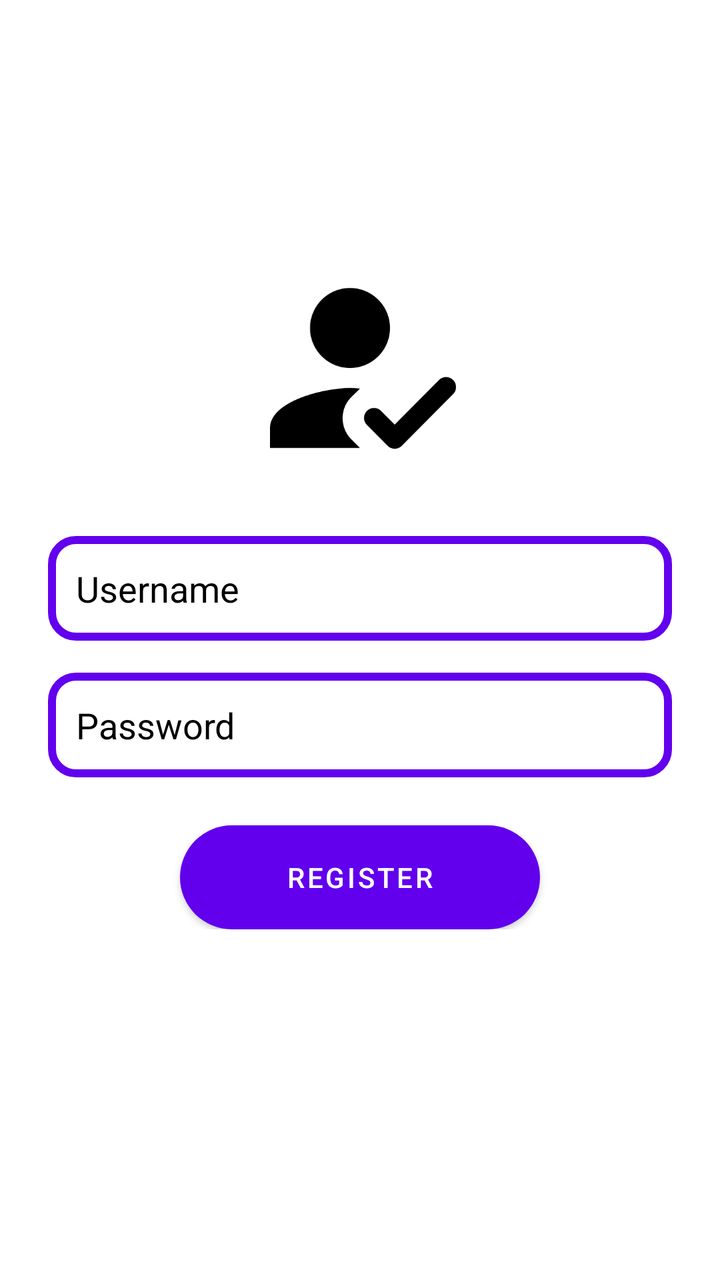
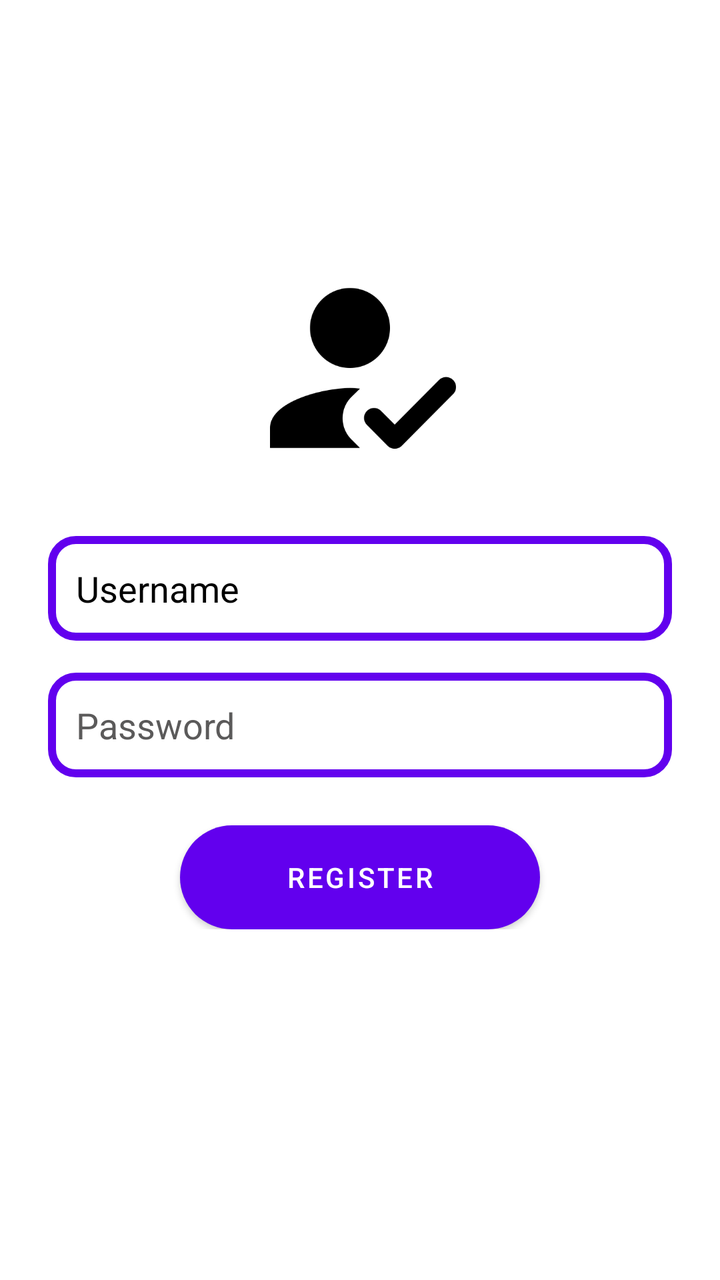

An Android layout rendered at two revisions. The XML below is the earlier revision; the diff shows what the commit changed to produce the second picture.
<!-- AndroidManifest.xml: application theme Theme.StudyMate.Light -->
<!-- res/layout/activity_register.xml -->
<?xml version="1.0" encoding="utf-8"?>
<ScrollView xmlns:android="http://schemas.android.com/apk/res/android"
    android:layout_width="match_parent"
    android:layout_height="match_parent"
    android:background="@color/white"
    android:padding="24dp">

    <LinearLayout
        android:layout_width="match_parent"
        android:layout_height="wrap_content"
        android:orientation="vertical"
        android:gravity="center_horizontal">

        
        <ImageView
            android:id="@+id/imgRegister"
            android:layout_width="120dp"
            android:layout_height="120dp"
            android:layout_marginTop="100dp"
            android:layout_marginBottom="24dp"
            android:src="@drawable/ic_register"
            android:contentDescription="@string/app_name" />

        
        <EditText
            android:id="@+id/etNewUser"
            android:layout_width="match_parent"
            android:layout_height="wrap_content"
            android:hint="@string/hint_username"
            android:inputType="textEmailAddress"
            android:autofillHints="username"
            android:background="@drawable/edittext_background"
            android:textColor="@color/black"
            android:textColorHint="@color/black"
            android:padding="14dp"
            android:layout_marginBottom="16dp" />

        
        <EditText
            android:id="@+id/etNewPass"
            android:layout_width="match_parent"
            android:layout_height="wrap_content"
            android:hint="@string/hint_password"
            android:inputType="textPassword"
            android:autofillHints="password"
            android:background="@drawable/edittext_background"
            android:textColor="@color/black"
            android:textColorHint="@color/black"
            android:padding="14dp"
            android:layout_marginBottom="24dp" />

        
        <Button
            android:id="@+id/btnRegister"
            android:layout_width="180dp"
            android:layout_height="52dp"
            android:text="@string/btn_register"
            android:textAllCaps="true"
            android:textColor="@android:color/white"
            android:background="@drawable/button_round_shape"
            android:backgroundTint="@color/purple_500" />
    </LinearLayout>
</ScrollView>
<!-- resources referenced by this layout -->
<resources>
  <color name="black">#FF000000</color>
  <color name="purple_500">#6200EE</color>
  <color name="white">#FFFFFFFF</color>
  <!-- drawable button_round_shape (drawable) -->
  <?xml version="1.0" encoding="utf-8"?>
  <shape xmlns:android="http://schemas.android.com/apk/res/android"
      android:shape="rectangle">
      <solid android:color="#FF4081"/> 
      <size
          android:width="60dp"
          android:height="55dp"/> 
      <corners android:radius="35dp" />
  </shape>
  <!-- drawable edittext_background (drawable) -->
  <?xml version="1.0" encoding="utf-8"?>
  <shape xmlns:android="http://schemas.android.com/apk/res/android"
      android:shape="rectangle">
  
      <solid android:color="@android:color/white" />
      <stroke android:width="4dp" android:color="@color/purple_500" />
      <corners android:radius="12dp" />
  </shape>
  <!-- drawable ic_register: png bitmap (drawable, 7194 bytes) -->
  <string name="app_name">StudyMate</string>
  <string name="btn_register">Register</string>
  <string name="hint_password">Password</string>
  <string name="hint_username">Username</string>
  <style name="Theme.StudyMate.Light" parent="Theme.MaterialComponents.DayNight.DarkActionBar">
      <item name="colorPrimary">@color/purple_500</item>
      <item name="colorPrimaryVariant">@color/purple_700</item>
      <item name="colorOnPrimary">@color/white</item>
      <item name="colorSecondary">@color/teal_200</item>
      <item name="colorSecondaryVariant">@color/teal_700</item>
      <item name="colorOnSecondary">@color/black</item>
      <item name="android:windowBackground">@color/white</item>
  </style>
  <color name="purple_700">#3700B3</color>
  <color name="teal_200">#03DAC5</color>
  <color name="teal_700">#018786</color>
</resources>

<!-- the commit's change to res/layout/activity_register.xml (unified diff, before → after) -->
@@ -45,7 +45,7 @@
             android:autofillHints="password"
             android:background="@drawable/edittext_background"
             android:textColor="@color/black"
-            android:textColorHint="@color/black"
+            android:textColorHint="@color/gray_200"
             android:padding="14dp"
             android:layout_marginBottom="24dp" />
 
<!-- resource entries referenced after the edit -->
@@ -1,6 +1,7 @@
 <!-- resources referenced by this layout -->
 <resources>
   <color name="black">#FF000000</color>
+  <color name="gray_200">#5B5A5A</color>
   <color name="purple_500">#6200EE</color>
   <color name="white">#FFFFFFFF</color>
   <!-- drawable button_round_shape (drawable) -->
@@ -37,7 +38,7 @@
       <item name="android:windowBackground">@color/white</item>
   </style>
   <color name="purple_700">#3700B3</color>
-  <color name="teal_200">#03DAC5</color>
+  <color name="teal_200">#2AD1C4</color>
   <color name="teal_700">#018786</color>
 </resources>
 
